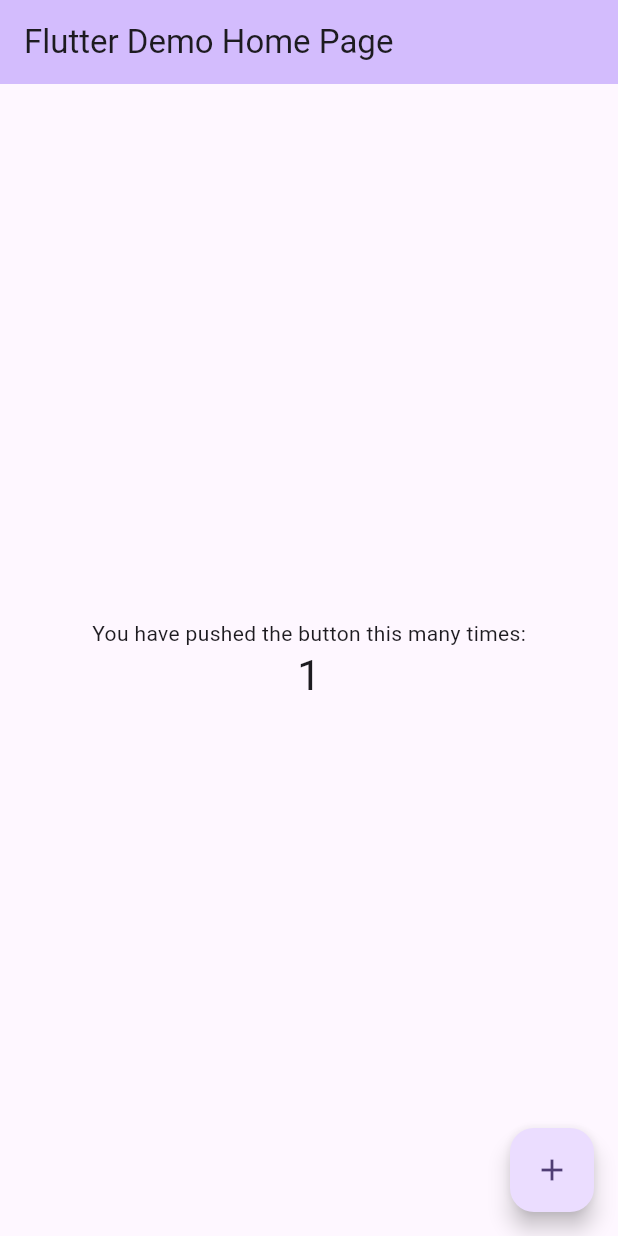
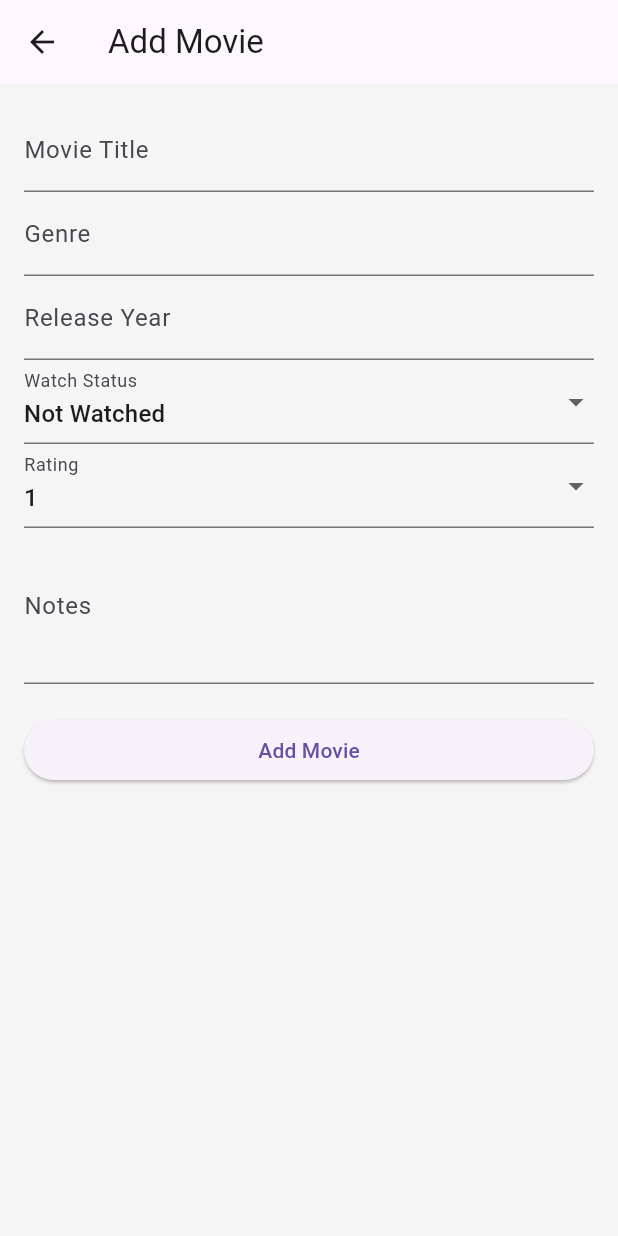
Before and after one commit to ZulfiqarAlam18/bloc_sqflite_flutter, a Flutter app: the screen it shows after launch, after a tap on the "add" icon, on a phone screen of 412 x 824 dp. Run offline on Flutter 3.47's test engine with Material 3 defaults, Android fonts, the phone set to English and light mode, and no system bars; our stand-ins replace sqflite; accounts and stored records are empty.

Commit message:
feat: home_screen add_movie model db_helper screens

```diff
--- a/lib/db/db_helper.dart
+++ b/lib/db/db_helper.dart
@@ -0,0 +1,60 @@
+// lib/db/db_helper.dart
+import 'package:sqflite/sqflite.dart';
+import 'package:path/path.dart';
+import '../models/movie_model.dart';
+
+class DBHelper {
+  static final DBHelper _instance = DBHelper._internal();
+  factory DBHelper() => _instance;
+  DBHelper._internal();
+
+  static Database? _database;
+
+  Future<Database> get database async {
+    if (_database != null) return _database!;
+    _database = await _initDB("movies.db");
+    return _database!;
+  }
+
+  Future<Database> _initDB(String fileName) async {
+    final dbPath = await getDatabasesPath();
+    final path = join(dbPath, fileName);
+
+    return await openDatabase(path, version: 1, onCreate: _createDB);
+  }
+
+  Future _createDB(Database db, int version) async {
+    await db.execute('''
+      CREATE TABLE movies (
+        id INTEGER PRIMARY KEY AUTOINCREMENT,
+        title TEXT,
+        genre TEXT,
+        release_year INTEGER,
+        status TEXT,
+        rating INTEGER,
+        notes TEXT
+      )
+    ''');
+  }
+
+  Future<int> insertMovie(Movie movie) async {
+    final db = await database;
+    return await db.insert('movies', movie.toMap());
+  }
+
+  Future<List<Movie>> getAllMovies() async {
+    final db = await database;
+    final List<Map<String, dynamic>> maps = await db.query('movies');
+    return maps.map((map) => Movie.fromMap(map)).toList();
+  }
+
+  Future<int> updateMovie(Movie movie) async {
+    final db = await database;
+    return await db.update('movies', movie.toMap(), where: 'id = ?', whereArgs: [movie.id]);
+  }
+
+  Future<int> deleteMovie(int id) async {
+    final db = await database;
+    return await db.delete('movies', where: 'id = ?', whereArgs: [id]);
+  }
+}
--- a/lib/main.dart
+++ b/lib/main.dart
@@ -1,122 +1,22 @@
+// lib/main.dart
 import 'package:flutter/material.dart';
+import 'screens/home_screen.dart';
 
 void main() {
-  runApp(const MyApp());
+  runApp(MovieWatchlistApp());
 }
 
-class MyApp extends StatelessWidget {
-  const MyApp({super.key});
-
-  // This widget is the root of your application.
+class MovieWatchlistApp extends StatelessWidget {
   @override
   Widget build(BuildContext context) {
     return MaterialApp(
-      title: 'Flutter Demo',
+      title: 'Movie Watchlist',
+      debugShowCheckedModeBanner: false,
       theme: ThemeData(
-        // This is the theme of your application.
-        //
-        // TRY THIS: Try running your application with "flutter run". You'll see
-        // the application has a purple toolbar. Then, without quitting the app,
-        // try changing the seedColor in the colorScheme below to Colors.green
-        // and then invoke "hot reload" (save your changes or press the "hot
-        // reload" button in a Flutter-supported IDE, or press "r" if you used
-        // the command line to start the app).
-        //
-        // Notice that the counter didn't reset back to zero; the application
-        // state is not lost during the reload. To reset the state, use hot
-        // restart instead.
-        //
-        // This works for code too, not just values: Most code changes can be
-        // tested with just a hot reload.
-        colorScheme: ColorScheme.fromSeed(seedColor: Colors.deepPurple),
+        primarySwatch: Colors.indigo,
+        scaffoldBackgroundColor: Colors.grey[100],
       ),
-      home: const MyHomePage(title: 'Flutter Demo Home Page'),
+      home: HomeScreen(),
     );
   }
 }
-
-class MyHomePage extends StatefulWidget {
-  const MyHomePage({super.key, required this.title});
-
-  // This widget is the home page of your application. It is stateful, meaning
-  // that it has a State object (defined below) that contains fields that affect
-  // how it looks.
-
-  // This class is the configuration for the state. It holds the values (in this
-  // case the title) provided by the parent (in this case the App widget) and
-  // used by the build method of the State. Fields in a Widget subclass are
-  // always marked "final".
-
-  final String title;
-
-  @override
-  State<MyHomePage> createState() => _MyHomePageState();
-}
-
-class _MyHomePageState extends State<MyHomePage> {
-  int _counter = 0;
-
-  void _incrementCounter() {
-    setState(() {
-      // This call to setState tells the Flutter framework that something has
-      // changed in this State, which causes it to rerun the build method below
-      // so that the display can reflect the updated values. If we changed
-      // _counter without calling setState(), then the build method would not be
-      // called again, and so nothing would appear to happen.
-      _counter++;
-    });
-  }
-
-  @override
-  Widget build(BuildContext context) {
-    // This method is rerun every time setState is called, for instance as done
-    // by the _incrementCounter method above.
-    //
-    // The Flutter framework has been optimized to make rerunning build methods
-    // fast, so that you can just rebuild anything that needs updating rather
-    // than having to individually change instances of widgets.
-    return Scaffold(
-      appBar: AppBar(
-        // TRY THIS: Try changing the color here to a specific color (to
-        // Colors.amber, perhaps?) and trigger a hot reload to see the AppBar
-        // change color while the other colors stay the same.
-        backgroundColor: Theme.of(context).colorScheme.inversePrimary,
-        // Here we take the value from the MyHomePage object that was created by
-        // the App.build method, and use it to set our appbar title.
-        title: Text(widget.title),
-      ),
-      body: Center(
-        // Center is a layout widget. It takes a single child and positions it
-        // in the middle of the parent.
-        child: Column(
-          // Column is also a layout widget. It takes a list of children and
-          // arranges them vertically. By default, it sizes itself to fit its
-          // children horizontally, and tries to be as tall as its parent.
-          //
-          // Column has various properties to control how it sizes itself and
-          // how it positions its children. Here we use mainAxisAlignment to
-          // center the children vertically; the main axis here is the vertical
-          // axis because Columns are vertical (the cross axis would be
-          // horizontal).
-          //
-          // TRY THIS: Invoke "debug painting" (choose the "Toggle Debug Paint"
-          // action in the IDE, or press "p" in the console), to see the
-          // wireframe for each widget.
-          mainAxisAlignment: MainAxisAlignment.center,
-          children: <Widget>[
-            const Text('You have pushed the button this many times:'),
-            Text(
-              '$_counter',
-              style: Theme.of(context).textTheme.headlineMedium,
-            ),
-          ],
-        ),
-      ),
-      floatingActionButton: FloatingActionButton(
-        onPressed: _incrementCounter,
-        tooltip: 'Increment',
-        child: const Icon(Icons.add),
-      ), // This trailing comma makes auto-formatting nicer for build methods.
-    );
-  }
-}
--- a/lib/models/movie_model.dart
+++ b/lib/models/movie_model.dart
@@ -0,0 +1,44 @@
+// lib/models/movie_model.dart
+class Movie {
+  int? id;
+  String title;
+  String genre;
+  int releaseYear;
+  String status;
+  int rating;
+  String notes;
+
+  Movie({
+    this.id,
+    required this.title,
+    required this.genre,
+    required this.releaseYear,
+    required this.status,
+    required this.rating,
+    required this.notes,
+  });
+
+  Map<String, dynamic> toMap() {
+    return {
+      'id': id,
+      'title': title,
+      'genre': genre,
+      'release_year': releaseYear,
+      'status': status,
+      'rating': rating,
+      'notes': notes,
+    };
+  }
+
+  factory Movie.fromMap(Map<String, dynamic> map) {
+    return Movie(
+      id: map['id'],
+      title: map['title'],
+      genre: map['genre'],
+      releaseYear: map['release_year'],
+      status: map['status'],
+      rating: map['rating'],
+      notes: map['notes'],
+    );
+  }
+}
--- a/lib/screens/add_edit_movie.dart
+++ b/lib/screens/add_edit_movie.dart
@@ -0,0 +1,133 @@
+// lib/screens/add_edit_movie.dart
+import 'package:flutter/material.dart';
+import '../db/db_helper.dart';
+import '../models/movie_model.dart';
+
+class AddEditMovieScreen extends StatefulWidget {
+  final Movie? movie;
+
+  AddEditMovieScreen({this.movie});
+
+  @override
+  _AddEditMovieScreenState createState() => _AddEditMovieScreenState();
+}
+
+class _AddEditMovieScreenState extends State<AddEditMovieScreen> {
+  final _formKey = GlobalKey<FormState>();
+  final _titleController = TextEditingController();
+  final _genreController = TextEditingController();
+  final _yearController = TextEditingController();
+  final _notesController = TextEditingController();
+
+  String _status = 'Not Watched';
+  int _rating = 1;
+
+  @override
+  void initState() {
+    super.initState();
+    if (widget.movie != null) {
+      _titleController.text = widget.movie!.title;
+      _genreController.text = widget.movie!.genre;
+      _yearController.text = widget.movie!.releaseYear.toString();
+      _notesController.text = widget.movie!.notes;
+      _status = widget.movie!.status;
+      _rating = widget.movie!.rating;
+    }
+  }
+
+  @override
+  void dispose() {
+    _titleController.dispose();
+    _genreController.dispose();
+    _yearController.dispose();
+    _notesController.dispose();
+    super.dispose();
+  }
+
+  void _saveMovie() async {
+    if (_formKey.currentState!.validate()) {
+      final movie = Movie(
+        id: widget.movie?.id,
+        title: _titleController.text,
+        genre: _genreController.text,
+        releaseYear: int.tryParse(_yearController.text) ?? 0,
+        status: _status,
+        rating: _rating,
+        notes: _notesController.text,
+      );
+
+      if (widget.movie == null) {
+        await DBHelper().insertMovie(movie);
+      } else {
+        await DBHelper().updateMovie(movie);
+      }
+
+      Navigator.pop(context);
+    }
+  }
+
+  @override
+  Widget build(BuildContext context) {
+    final isEditing = widget.movie != null;
+
+    return Scaffold(
+      appBar: AppBar(
+        title: Text(isEditing ? "Edit Movie" : "Add Movie"),
+      ),
+      body: Padding(
+        padding: EdgeInsets.all(16.0),
+        child: Form(
+          key: _formKey,
+          child: ListView(
+            children: [
+              TextFormField(
+                controller: _titleController,
+                decoration: InputDecoration(labelText: "Movie Title"),
+                validator: (value) => value!.isEmpty ? "Enter title" : null,
+              ),
+              TextFormField(
+                controller: _genreController,
+                decoration: InputDecoration(labelText: "Genre"),
+                validator: (value) => value!.isEmpty ? "Enter genre" : null,
+              ),
+              TextFormField(
+                controller: _yearController,
+                decoration: InputDecoration(labelText: "Release Year"),
+                keyboardType: TextInputType.number,
+                validator: (value) =>
+                value!.isEmpty ? "Enter release year" : null,
+              ),
+              DropdownButtonFormField<String>(
+                value: _status,
+                decoration: InputDecoration(labelText: "Watch Status"),
+                items: ["Watched", "Not Watched"]
+                    .map((s) => DropdownMenuItem(value: s, child: Text(s)))
+                    .toList(),
+                onChanged: (value) => setState(() => _status = value!),
+              ),
+              DropdownButtonFormField<int>(
+                value: _rating,
+                decoration: InputDecoration(labelText: "Rating"),
+                items: List.generate(
+                  10,
+                      (i) => DropdownMenuItem(value: i + 1, child: Text("${i + 1}")),
+                ),
+                onChanged: (value) => setState(() => _rating = value!),
+              ),
+              TextFormField(
+                controller: _notesController,
+                decoration: InputDecoration(labelText: "Notes"),
+                maxLines: 3,
+              ),
+              SizedBox(height: 20),
+              ElevatedButton(
+                onPressed: _saveMovie,
+                child: Text(isEditing ? "Update Movie" : "Add Movie"),
+              ),
+            ],
+          ),
+        ),
+      ),
+    );
+  }
+}
--- a/lib/screens/home_screen.dart
+++ b/lib/screens/home_screen.dart
@@ -0,0 +1,177 @@
+// lib/screens/home_screen.dart
+
+import 'package:flutter/material.dart';
+import '../db/db_helper.dart';
+import '../models/movie_model.dart';
+import 'add_edit_movie.dart';
+import 'movie_details_screen.dart';
+
+class HomeScreen extends StatefulWidget {
+  const HomeScreen({Key? key}) : super(key: key);
+
+  @override
+  State<HomeScreen> createState() => _HomeScreenState();
+}
+
+class _HomeScreenState extends State<HomeScreen> {
+  List<Movie> _movies = [];
+  List<Movie> _filteredMovies = [];
+
+  String _searchQuery = '';
+  String _statusFilter = 'All'; // All, Watched, Not Watched
+  String _sortBy = 'Title';     // Title, Rating, Year
+
+  @override
+  void initState() {
+    super.initState();
+    _refreshList();
+  }
+
+  void _refreshList() async {
+    final data = await DBHelper().getAllMovies();
+    setState(() {
+      _movies = data;
+      _applyFilters();
+    });
+  }
+
+  void _applyFilters() {
+    List<Movie> temp = [..._movies];
+
+    // Filter by search query
+    if (_searchQuery.isNotEmpty) {
+      temp = temp
+          .where((m) =>
+          m.title.toLowerCase().contains(_searchQuery.toLowerCase()))
+          .toList();
+    }
+
+    // Filter by watch status
+    if (_statusFilter != 'All') {
+      temp = temp.where((m) => m.status == _statusFilter).toList();
+    }
+
+    // Sort the list
+    temp.sort((a, b) {
+      switch (_sortBy) {
+        case 'Rating':
+          return b.rating.compareTo(a.rating);
+        case 'Year':
+          return b.releaseYear.compareTo(a.releaseYear);
+        default:
+          return a.title.toLowerCase().compareTo(b.title.toLowerCase());
+      }
+    });
+
+    _filteredMovies = temp;
+  }
+
+  @override
+  Widget build(BuildContext context) {
+    _applyFilters(); // reapply filters before building
+
+    return Scaffold(
+      appBar: AppBar(
+        title: Text('🎬 My Movie Watchlist'),
+      ),
+      body: Column(
+        children: [
+          _buildFilterControls(),
+          Expanded(
+            child: _filteredMovies.isEmpty
+                ? Center(child: Text("No movies found."))
+                : ListView.builder(
+              itemCount: _filteredMovies.length,
+              itemBuilder: (context, index) {
+                final movie = _filteredMovies[index];
+                return ListTile(
+                  title: Text(movie.title),
+                  subtitle:
+                  Text("${movie.genre} • ${movie.releaseYear}"),
+                  trailing: Column(
+                    mainAxisAlignment: MainAxisAlignment.center,
+                    children: [
+                      Text("⭐ ${movie.rating}/10"),
+                      Text(movie.status, style: TextStyle(fontSize: 12)),
+                    ],
+                  ),
+                  onTap: () async {
+                    await Navigator.push(
+                      context,
+                      MaterialPageRoute(
+                        builder: (_) => MovieDetailsScreen(
+                          movie: movie,
+                          onUpdated: _refreshList,
+                        ),
+                      ),
+                    );
+                  },
+                );
+              },
+            ),
+          ),
+        ],
+      ),
+      floatingActionButton: FloatingActionButton(
+        onPressed: () async {
+          await Navigator.push(
+            context,
+            MaterialPageRoute(builder: (_) => AddEditMovieScreen()),
+          );
+          _refreshList();
+        },
+        child: Icon(Icons.add),
+      ),
+    );
+  }
+
+  Widget _buildFilterControls() {
+    return Padding(
+      padding: const EdgeInsets.all(12.0),
+      child: Column(
+        children: [
+          TextField(
+            decoration: InputDecoration(
+              hintText: "Search by title",
+              prefixIcon: Icon(Icons.search),
+              border: OutlineInputBorder(borderRadius: BorderRadius.circular(8)),
+            ),
+            onChanged: (value) {
+              setState(() => _searchQuery = value);
+            },
+          ),
+          SizedBox(height: 10),
+          Row(
+            children: [
+              Expanded(
+                child: DropdownButtonFormField<String>(
+                  value: _statusFilter,
+                  decoration: InputDecoration(labelText: "Status"),
+                  items: ['All', 'Watched', 'Not Watched']
+                      .map((s) => DropdownMenuItem(value: s, child: Text(s)))
+                      .toList(),
+                  onChanged: (value) {
+                    setState(() => _statusFilter = value!);
+                  },
+                ),
+              ),
+              SizedBox(width: 10),
+              Expanded(
+                child: DropdownButtonFormField<String>(
+                  value: _sortBy,
+                  decoration: InputDecoration(labelText: "Sort by"),
+                  items: ['Title', 'Rating', 'Year']
+                      .map((s) => DropdownMenuItem(value: s, child: Text(s)))
+                      .toList(),
+                  onChanged: (value) {
+                    setState(() => _sortBy = value!);
+                  },
+                ),
+              ),
+            ],
+          )
+        ],
+      ),
+    );
+  }
+}
```
